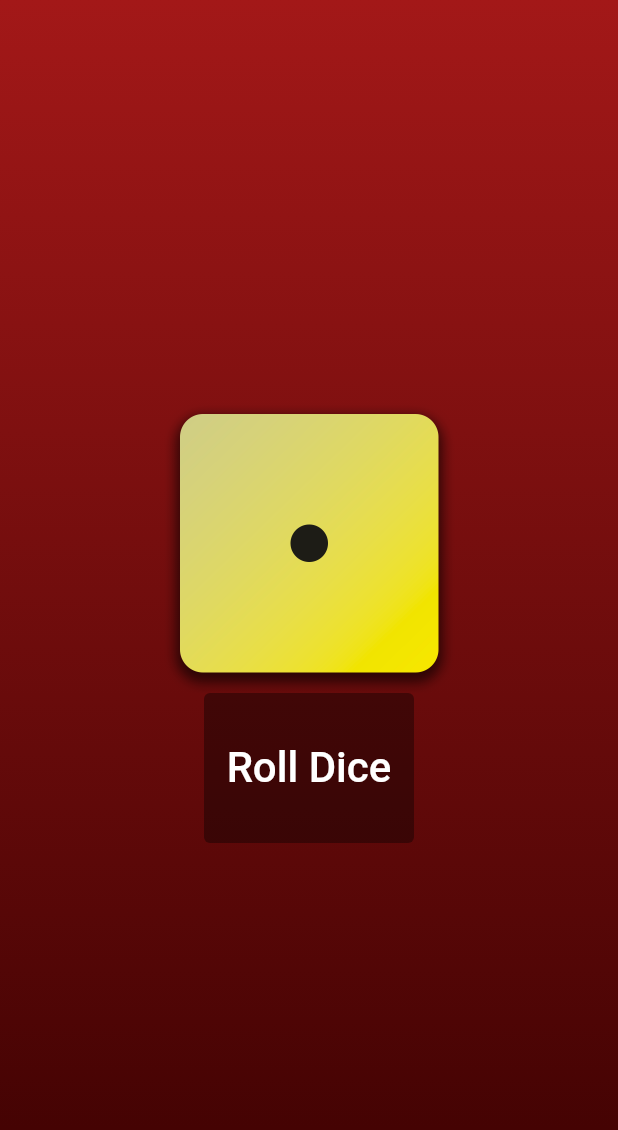
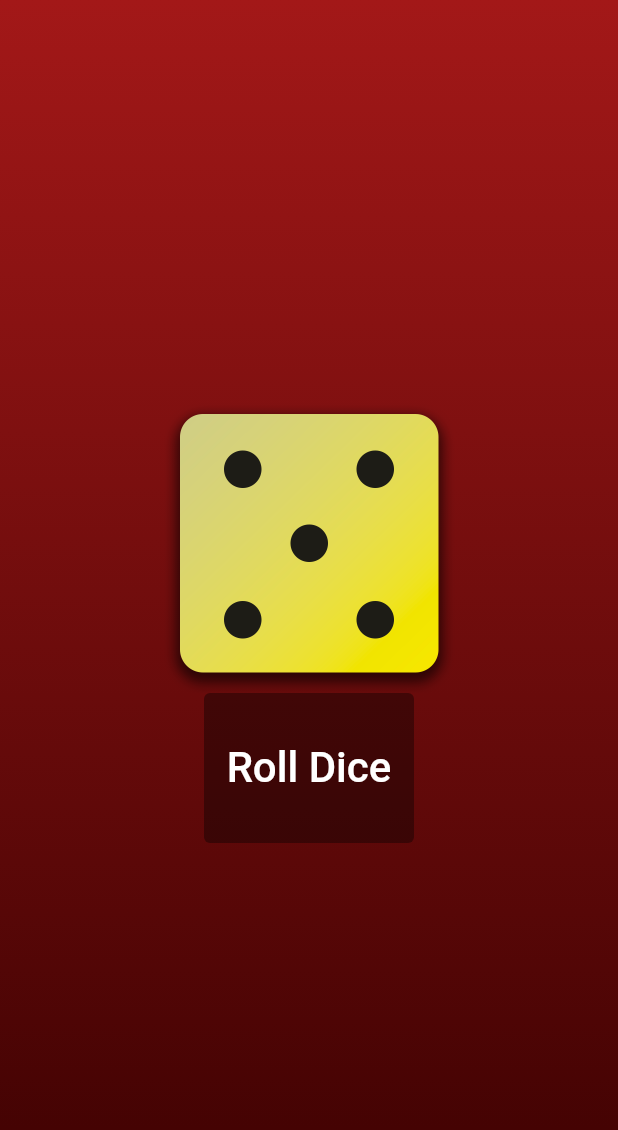
Before and after one commit to shuklasaharsh/flutter-dice, a Flutter app: the screen it shows after launch, after a tap on "Roll Dice", on a phone screen of 412 x 824 dp. Shown: the top 1130 px of the screen. Run offline on Flutter 3.47's test engine with Material 2 defaults, Android fonts, the phone set to English and light mode, and no system bars.

```diff
--- /dev/null
+++ b/lib/components/dice_roller.dart
@@ -0,0 +1,64 @@
+import 'dart:math';
+import 'package:first_app/components/custom_column.dart';
+import 'package:flutter/material.dart';
+
+/// DiceRoller creates the dice roller widget that will run the action once the button is pressed.
+class DiceRoller extends StatefulWidget {
+  // Constructor
+  const DiceRoller({super.key});
+
+  // createState
+  @override
+  State<DiceRoller> createState() {
+    return _DiceRollerState();
+  }
+}
+
+/// _DiceRollerState implements the DiceRoller StatefulWidget
+class _DiceRollerState extends State<DiceRoller> {
+  void rollDice() {
+    // setState for dice image
+    setState(() {
+      // get random integer
+      final random = Random();
+      // Create random integer between 1-6
+      var randomInt = 1 + random.nextInt(6);
+      // update the dice image
+      activeDiceImage = "assets/images/dice-$randomInt.png";
+    });
+  }
+
+  var activeDiceImage = 'assets/images/dice-1.png';
+
+  @override
+  Widget build(BuildContext context) {
+    return CustomColumn(
+      [
+        Image.asset(
+          activeDiceImage,
+          width: 200,
+        ),
+        SizedBox(
+          height: 100,
+          width: 140,
+          child: TextButton(
+            style: TextButton.styleFrom(
+              foregroundColor: Colors.white,
+              backgroundColor: Colors.black38,
+              padding: const EdgeInsets.only(
+                top: 20,
+                bottom: 20,
+              ),
+            ),
+            onPressed: rollDice,
+            child: const Text(
+              'Roll Dice',
+              style: TextStyle(fontSize: 28),
+            ),
+          ),
+        )
+      ],
+      MainAxisSize.min,
+    );
+  }
+}
--- a/lib/components/gradient_container.dart
+++ b/lib/components/gradient_container.dart
@@ -1,11 +1,12 @@
+import 'dart:math';
+
 import 'package:first_app/components/custom_column.dart';
+import 'package:first_app/components/dice_roller.dart';
 import 'package:flutter/material.dart';
 // import 'package:first_app/components/custom_text.dart';
 
 var startAlignment = Alignment.topLeft;
 var endAlignment = Alignment.bottomLeft;
-
-void rollDice() {}
 
 /// GradeintContainer
 /// * Has a round container with gradient
@@ -33,35 +34,8 @@ class GradientContainer extends StatelessWidget {
           end: endAlignment, // end
         ),
       ),
-      child: Center(
-        child: CustomColumn(
-          [
-            Image.asset(
-              'assets/images/dice-1.png',
-              width: 200,
-            ),
-            SizedBox(
-              height: 100,
-              width: 140,
-              child: TextButton(
-                style: TextButton.styleFrom(
-                  foregroundColor: Colors.white,
-                  backgroundColor: Colors.black38,
-                  padding: const EdgeInsets.only(
-                    top: 20,
-                    bottom: 20,
-                  ),
-                ),
-                onPressed: rollDice,
-                child: const Text(
-                  'Roll Dice',
-                  style: TextStyle(fontSize: 28),
-                ),
-              ),
-            )
-          ],
-          MainAxisSize.min,
-        ),
+      child: const Center(
+        child: DiceRoller(),
       ),
     );
   }
```
